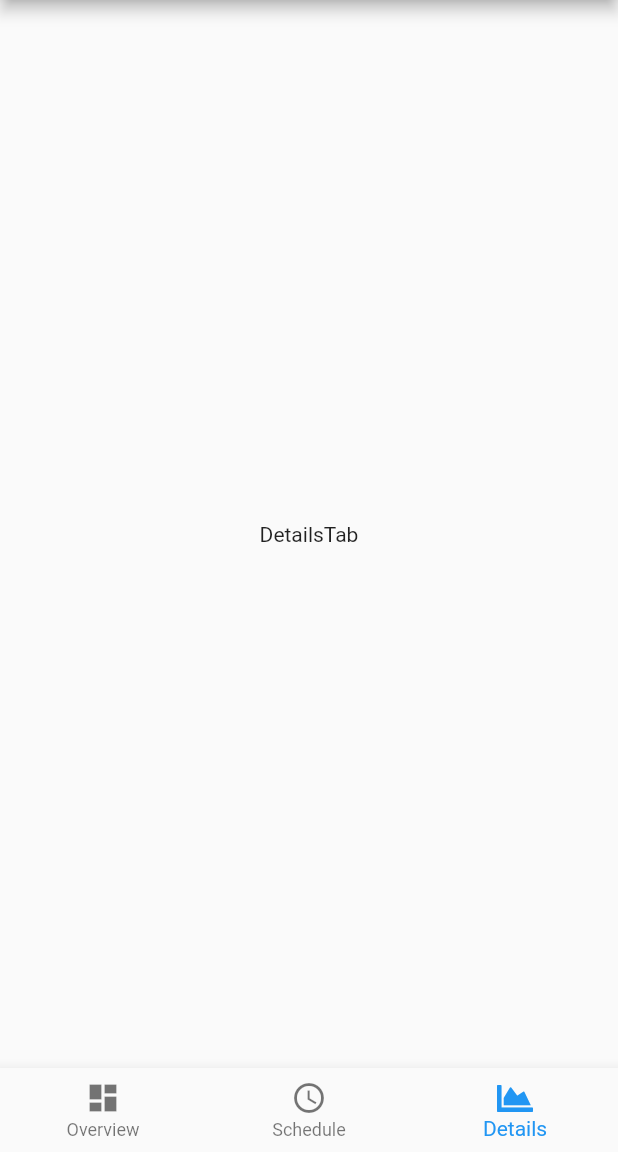
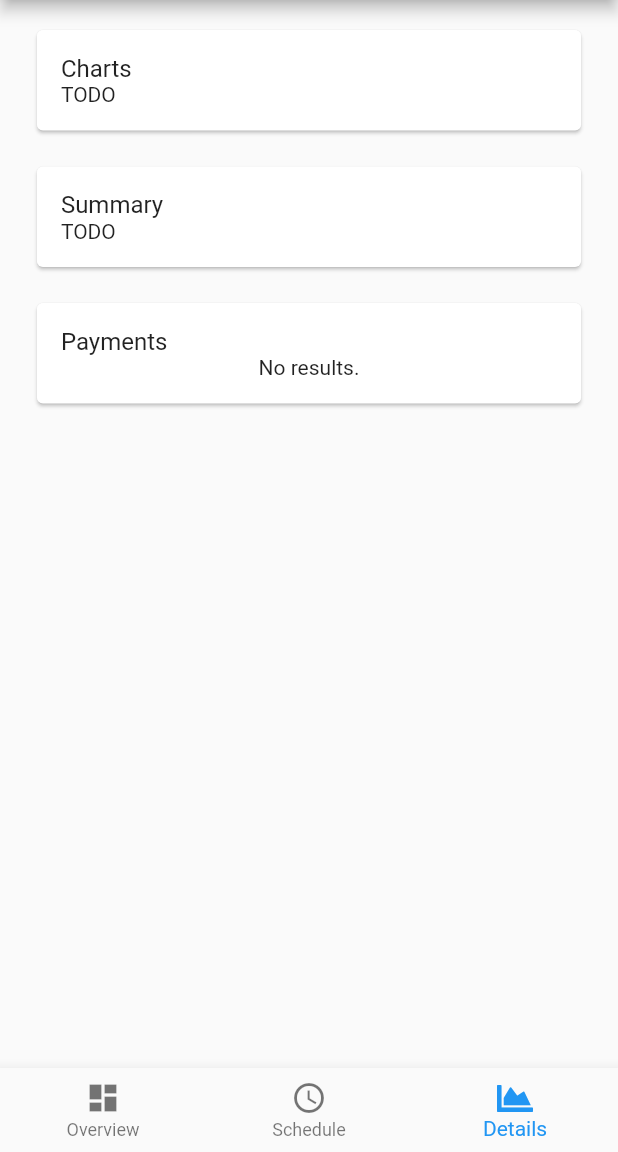
Before and after one commit to niels-hb/consilium, a Flutter app: the screen it shows once a user with an empty profile is signed in, item 3 of the bottom bar chosen, on a phone screen of 412 x 824 dp, the part 84-1236 px from its top. Run offline on Flutter 3.47's test engine with Material 2 defaults, Android fonts, the phone set to English and light mode, and no system bars; our stand-ins replace cloud_firestore, firebase_auth, firebase_core, fl_chart, flutter_typeahead, font_awesome_flutter and 1 more; missing offline and left inert: enum_to_string, firebase_auth_platform_interface; accounts and stored records are empty; generated files the repository leaves out were written again.

Commit message:
Added initial DetailsTab

```diff
--- a/lib/l10n/app_de.arb
+++ b/lib/l10n/app_de.arb
@@ -64,5 +64,6 @@
     "numberNotGreaterThanZero": "Zahl muss größer als 0 sein.",
     "income": "Einkommen",
     "expenses": "Ausgaben",
-    "activeToInactiveSchedules": "Aktiv/Inaktiv"
+    "activeToInactiveSchedules": "Aktiv/Inaktiv",
+    "transactions": "Ausgaben"
 }
--- a/lib/l10n/app_en.arb
+++ b/lib/l10n/app_en.arb
@@ -97,5 +97,6 @@
     "numberNotGreaterThanZero": "Number has to be greater than 0.",
     "income": "Income",
     "expenses": "Expenses",
-    "activeToInactiveSchedules": "Active/Inactive"
+    "activeToInactiveSchedules": "Active/Inactive",
+    "transactions": "Payments"
 }
--- a/lib/pages/home/page.dart
+++ b/lib/pages/home/page.dart
@@ -98,7 +98,7 @@ class _LoggedInPageState extends State<_LoggedInPage> {
           ),
         ),
         _TabDefinition(
-          content: const DetailsTab(),
+          content: DetailsTab(),
           bottomNavigationBarItem: BottomNavigationBarItem(
             icon: const Icon(FontAwesomeIcons.chartArea),
             label: AppLocalizations.of(context)!.details,
--- a/lib/pages/home/tabs/details.dart
+++ b/lib/pages/home/tabs/details.dart
@@ -1,12 +1,196 @@
+import 'package:cloud_firestore/cloud_firestore.dart';
+import 'package:firebase_auth/firebase_auth.dart';
 import 'package:flutter/material.dart';
+import 'package:flutter_gen/gen_l10n/app_localizations.dart';
+
+import '../../../models/transaction_model.dart';
+import '../../../services/firebase_service.dart';
+import '../../../util/custom_theme.dart';
+import '../../../widgets/transaction_list_tile.dart';
 
 class DetailsTab extends StatelessWidget {
-  const DetailsTab({Key? key}) : super(key: key);
+  DetailsTab({Key? key}) : super(key: key);
+
+  final Query<TransactionModel> _transactions = getTransactionsCollection()
+      .where('uid', isEqualTo: FirebaseAuth.instance.currentUser!.uid)
+      .orderBy('created_on', descending: true);
 
   @override
   Widget build(BuildContext context) {
-    return const Center(
-      child: Text('DetailsTab'),
+    return StreamBuilder<QuerySnapshot<TransactionModel>>(
+        stream: _transactions.snapshots(),
+        builder: (
+          BuildContext context,
+          AsyncSnapshot<QuerySnapshot<TransactionModel>> snapshot,
+        ) {
+          if (snapshot.hasError) {
+            return Center(
+              child: Text(snapshot.error.toString()),
+            );
+          }
+
+          if (snapshot.hasData) {
+            return ListView(
+              children: <Widget>[
+                const SizedBox(height: 16.0),
+                _ChartsCard(
+                  data: snapshot.data!.docs,
+                ),
+                const SizedBox(height: 16.0),
+                _SummaryCard(
+                  data: snapshot.data!.docs,
+                ),
+                const SizedBox(height: 16.0),
+                _LatestTransactionsCard(
+                  data: snapshot.data!.docs,
+                ),
+                const SizedBox(height: 16.0),
+              ],
+            );
+          }
+
+          return const Center(
+            child: CircularProgressIndicator(),
+          );
+        });
+  }
+}
+
+class _ChartsCard extends StatelessWidget {
+  const _ChartsCard({
+    required this.data,
+    Key? key,
+  }) : super(key: key);
+
+  final List<QueryDocumentSnapshot<TransactionModel>> data;
+
+  @override
+  Widget build(BuildContext context) {
+    return Align(
+      alignment: Alignment.topCenter,
+      child: SizedBox(
+        width: getMaxWidth(context),
+        child: Card(
+          child: Padding(
+            padding: const EdgeInsets.all(16.0),
+            child: Column(
+              crossAxisAlignment: CrossAxisAlignment.start,
+              children: <Widget>[
+                _buildHeader(context),
+                _buildCharts(),
+              ],
+            ),
+          ),
+        ),
+      ),
+    );
+  }
+
+  Widget _buildHeader(BuildContext context) {
+    return Text(
+      AppLocalizations.of(context)!.charts,
+      style: Theme.of(context).textTheme.subtitle1,
+    );
+  }
+
+  Widget _buildCharts() {
+    return const Text('TODO');
+  }
+}
+
+class _SummaryCard extends StatelessWidget {
+  const _SummaryCard({
+    required this.data,
+    Key? key,
+  }) : super(key: key);
+
+  final List<QueryDocumentSnapshot<TransactionModel>> data;
+
+  @override
+  Widget build(BuildContext context) {
+    return Align(
+      alignment: Alignment.topCenter,
+      child: SizedBox(
+        width: getMaxWidth(context),
+        child: Card(
+          child: Padding(
+            padding: const EdgeInsets.all(16.0),
+            child: Column(
+              crossAxisAlignment: CrossAxisAlignment.start,
+              children: <Widget>[
+                _buildHeader(context),
+                _buildSummary(),
+              ],
+            ),
+          ),
+        ),
+      ),
+    );
+  }
+
+  Widget _buildHeader(BuildContext context) {
+    return Text(
+      AppLocalizations.of(context)!.summary,
+      style: Theme.of(context).textTheme.subtitle1,
+    );
+  }
+
+  Widget _buildSummary() {
+    return const Text('TODO');
+  }
+}
+
+class _LatestTransactionsCard extends StatelessWidget {
+  const _LatestTransactionsCard({
+    required this.data,
+    Key? key,
+  }) : super(key: key);
+
+  final List<QueryDocumentSnapshot<TransactionModel>> data;
+
+  @override
+  Widget build(BuildContext context) {
+    return Align(
+      alignment: Alignment.topCenter,
+      child: SizedBox(
+        width: getMaxWidth(context),
+        child: Card(
+          child: Padding(
+            padding: const EdgeInsets.all(16.0),
+            child: Column(
+              crossAxisAlignment: CrossAxisAlignment.start,
+              children: <Widget>[
+                _buildHeader(context),
+                _buildTransactionList(context),
+              ],
+            ),
+          ),
+        ),
+      ),
+    );
+  }
+
+  Widget _buildHeader(BuildContext context) {
+    return Text(
+      AppLocalizations.of(context)!.transactions,
+      style: Theme.of(context).textTheme.subtitle1,
+    );
+  }
+
+  Widget _buildTransactionList(BuildContext context) {
+    if (data.isEmpty) {
+      return Center(
+        child: Text(AppLocalizations.of(context)!.emptyResultSet),
+      );
+    }
+
+    return ListView.builder(
+      shrinkWrap: true,
+      physics: const NeverScrollableScrollPhysics(),
+      itemCount: data.length,
+      itemBuilder: (BuildContext context, int index) => TransactionListTile(
+        transaction: data[index],
+      ),
     );
   }
 }
```
